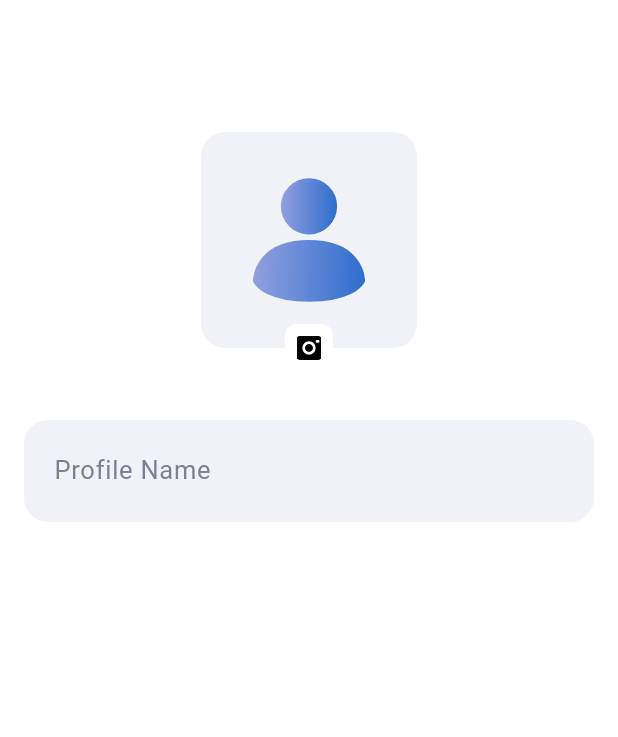
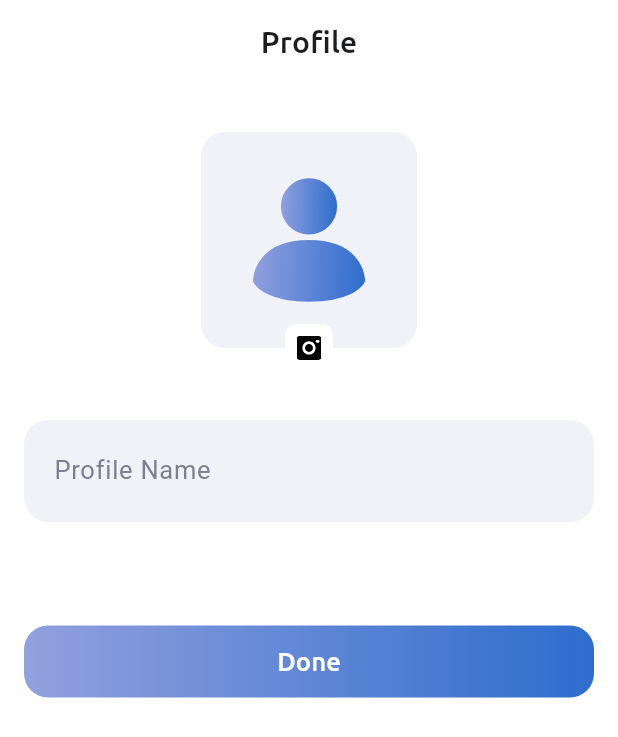
Before and after one commit to dev-KPI/golub-mobile, a Flutter app: the VerificationScreen screen opened by its route, after a tap on "Next", on a phone screen of 412 x 824 dp. Shown: the top 737 px of the screen. Run offline on Flutter 3.47's test engine with Material 3 defaults, Android fonts, the phone set to English and light mode, and no system bars; our stand-ins replace dio, flutter_bloc, flutter_svg, freezed_annotation, get_it, go_router and 1 more; generated files the repository leaves out were written again.

Commit message:
[Updates] - profile screen, widgets improvements, localization updates

```diff
--- a/lib/i18n/locale_en.i18n.json
+++ b/lib/i18n/locale_en.i18n.json
@@ -2,10 +2,14 @@
   "@@locale": "en",
   "common": {
     "buttons": {
-      "next": "Next"
+      "next": "Next",
+      "done": "Done"
     },
     "placeholders": {
       "email": "Email"
+    },
+    "inputs": {
+      "profileHint": "Profile Name"
     }
   },
   "errors": {
--- a/lib/i18n/locale_uk.i18n.json
+++ b/lib/i18n/locale_uk.i18n.json
@@ -2,10 +2,14 @@
   "@@locale": "uk",
   "common": {
     "buttons": {
-      "next": "Далі"
+      "next": "Далі",
+      "done": "Done"
     },
     "placeholders": {
       "email": "Емейл"
+    },
+    "inputs": {
+      "profileHint": "Profile Name"
     }
   },
   "errors": {
--- a/lib/src/presentation/features/auth/screens/auth_screen.dart
+++ b/lib/src/presentation/features/auth/screens/auth_screen.dart
@@ -172,7 +172,7 @@ class _AuthScreenState extends State<AuthScreen> {
                         }
                       },
                       builder: (BuildContext context, AuthState state) {
-                        return ElevatedButtonWidget(
+                        return GButton(
                           isDisabled: _authBloc.isButtonDisabled,
                           isLoading: state.status == AuthStatus.loading,
                           onPressed: () => _authBloc.add(AuthenticateByEmailEvent()),
--- a/lib/src/presentation/features/auth/screens/verification_screen.dart
+++ b/lib/src/presentation/features/auth/screens/verification_screen.dart
@@ -153,10 +153,10 @@ class _VerificationScreenState extends State<VerificationScreen> {
                 ],
               ),
               const SizedBox(height: 36.0),
-              ElevatedButtonWidget(
+              GButton(
                   buttonLabel: t.common.buttons.next,
                   onPressed: () {
-                    context.goNamed(AppRoutes.onboardingProfile);
+                    context.pushNamed(AppRoutes.onboardingProfile);
                   }),
             ]),
           ),
--- a/lib/src/presentation/features/onboarding/onboarding_profile_screen.dart
+++ b/lib/src/presentation/features/onboarding/onboarding_profile_screen.dart
@@ -1,18 +1,23 @@
 import 'package:flutter/material.dart';
+import 'package:go_router/go_router.dart';
+import 'package:golub/i18n/strings.g.dart';
+import 'package:golub/src/presentation/navigation/app_router.dart';
 import 'package:golub/src/presentation/ui_kit/theme/app_colors.dart';
+import 'package:golub/src/presentation/ui_kit/ui.dart';
+import 'package:golub/src/presentation/ui_kit/widgets/input/gtext_field.dart';
 import 'package:golub/src/presentation/ui_kit/widgets/input/profile_upload_image.dart';
-import 'package:golub/src/presentation/ui_kit/widgets/input/gtext_field.dart';
 
 class OnboardingProfileScreen extends StatelessWidget {
   const OnboardingProfileScreen({super.key});
 
   @override
   Widget build(BuildContext context) {
+    final t = Translations.of(context);
     return Scaffold(
       appBar: AppBar(
         automaticallyImplyLeading: false,
         title: Text(
-          '', //s.onboardingProfileScreenTitle,
+          t.screens.onboardingProfile.title,
           style: Theme.of(context).textTheme.titleMedium?.copyWith(
             color: AppColors.baseBlack,
           ),
@@ -30,15 +35,24 @@ class OnboardingProfileScreen extends StatelessWidget {
             top: 16.0,
           ),
           width: double.infinity,
-          child: const Column(
+          child: Column(
             crossAxisAlignment: CrossAxisAlignment.center,
             mainAxisSize: MainAxisSize.max,
             children: [
-              ProfileUploadImage(),
-              SizedBox(height: 32.0),
+              const ProfileUploadImage(),
+              const SizedBox(height: 32.0),
               GTextField(
-                hintText: 'Profile Name',
+                hintText: t.common.inputs.profileHint,
                 fillColor: AppColors.baseGray2,
+              ),
+              const SizedBox(height: 48.0),
+              GButton(
+                buttonLabel: t.common.buttons.done,
+                isDisabled: false,
+                onPressed: () {
+                  print('Done');
+                  context.goNamed(AppRoutes.chats);
+                }
               ),
             ],
           ),
--- a/lib/src/presentation/ui_kit/ui.dart
+++ b/lib/src/presentation/ui_kit/ui.dart
@@ -2,4 +2,4 @@ library ui_kit;
 
 export 'theme/app_assets.dart';
 export 'theme/app_sizes.dart';
-export 'widgets/buttons/elevated_button_widget.dart';
+export 'widgets/buttons/gbutton.dart';
--- a/lib/src/presentation/ui_kit/widgets/buttons/elevated_button_widget.dart
+++ b/lib/src/presentation/ui_kit/widgets/buttons/gbutton.dart
@@ -3,7 +3,7 @@ import 'package:golub/src/presentation/ui_kit/theme/app_colors.dart';
 import 'package:golub/src/presentation/ui_kit/theme/app_sizes.dart';
 import 'package:golub/src/presentation/ui_kit/theme/app_styles.dart';
 
-class ElevatedButtonWidget extends StatelessWidget {
+class GButton extends StatelessWidget {
   final double? width;
   final double? height;
   final double? borderRadius;
@@ -12,7 +12,7 @@ class ElevatedButtonWidget extends StatelessWidget {
   final bool isLoading;
   final bool isDisabled;
 
-  const ElevatedButtonWidget({
+  const GButton({
     required this.onPressed,
     this.width,
     this.height,
--- a/lib/src/presentation/ui_kit/widgets/widgets.dart
+++ b/lib/src/presentation/ui_kit/widgets/widgets.dart
@@ -1 +1 @@
-export 'buttons/elevated_button_widget.dart';
+export 'buttons/gbutton.dart';
```
Also changed, not shown: pubspec.yaml (+7 -0 lines), assets/logo/logo.png (added), lib/i18n/strings.g.dart, pubspec.lock, 27 other files.
